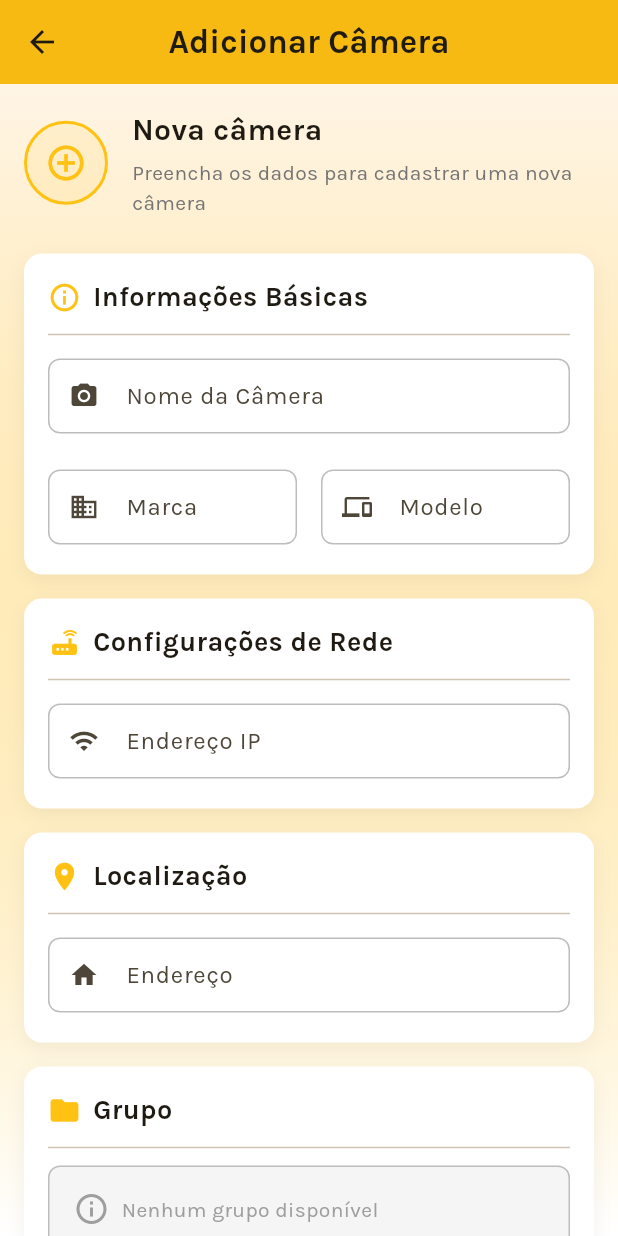
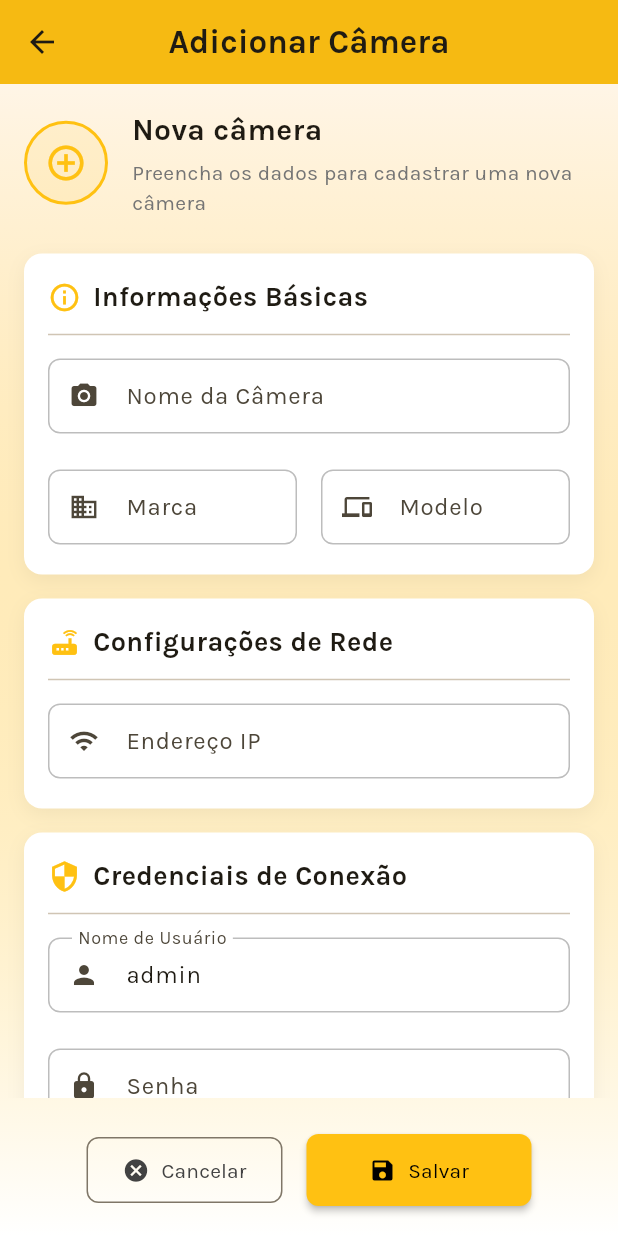
Before and after one commit to Rafaprimak/CRUDCameras, a Flutter app: the CameraFormScreen screen opened directly, on a phone screen of 412 x 824 dp. Run offline on Flutter 3.47's test engine with Material 3 defaults, Android fonts, the light colour scheme and no system bars; our stand-ins replace cloud_firestore, firebase_core; missing offline and left inert: flutter_vlc_player; accounts and stored records are empty.

Commit message:
Feat - Inicialmente adicionado Conexão com câmeras

```diff
--- a/lib/models/camera.dart
+++ b/lib/models/camera.dart
@@ -9,7 +9,11 @@ class Camera {
   final String model;
   final bool isActive;
   final String groupId;
-  final String userId; // Add this field
+  final String userId;
+  final String username;
+  final String password;
+  final int port;
+  final int? onvifPort; // Nova propriedade
 
   Camera({
     required this.id,
@@ -20,7 +24,11 @@ class Camera {
     required this.model,
     required this.isActive,
     required this.groupId,
-    required this.userId, // Add this parameter
+    required this.userId,
+    this.username = 'admin',
+    this.password = 'admin',
+    this.port = 554,
+    this.onvifPort = 80,
   });
 
   factory Camera.fromFirestore(DocumentSnapshot doc) {
@@ -34,7 +42,11 @@ class Camera {
       model: data['model'] ?? '',
       isActive: data['isActive'] ?? true,
       groupId: data['groupId'] ?? '',
-      userId: data['userId'] ?? '', // Extract userId
+      userId: data['userId'] ?? '',
+      username: data['username'] ?? 'admin',
+      password: data['password'] ?? '',
+      port: data['port'] is int ? data['port'] : 554,
+      onvifPort: data['onvifPort'] is int ? data['onvifPort'] : 80,
     );
   }
 
@@ -47,7 +59,11 @@ class Camera {
       'model': model,
       'isActive': isActive,
       'groupId': groupId,
-      'userId': userId, // Include userId
+      'userId': userId,
+      'username': username,
+      'password': password,
+      'port': port,
+      'onvifPort': onvifPort,
     };
   }
 }
--- a/lib/screens/camera_form_screen.dart
+++ b/lib/screens/camera_form_screen.dart
@@ -32,6 +32,9 @@ class _CameraFormScreenState extends State<CameraFormScreen> {
   final _brandController = TextEditingController();
   final _modelController = TextEditingController();
   final _ipAddressController = TextEditingController();
+  final _usernameController = TextEditingController();
+  final _passwordController = TextEditingController();
+  final _portController = TextEditingController();
   bool _isActive = true;
   String _selectedGroupId = '';
   bool _isInitialized = false;
@@ -55,6 +58,15 @@ class _CameraFormScreenState extends State<CameraFormScreen> {
       _addressController.text = widget.camera!.address;
       _isActive = widget.camera!.isActive;
       _selectedGroupId = widget.camera!.groupId;
+
+      // Initialize connection credentials
+      _usernameController.text = widget.camera!.username;
+      _passwordController.text = widget.camera!.password;
+      _portController.text = widget.camera!.port.toString();
+    } else {
+      // Default values for new cameras
+      _usernameController.text = 'admin';
+      _portController.text = '554';
     }
   }
 
@@ -124,6 +136,9 @@ class _CameraFormScreenState extends State<CameraFormScreen> {
     _brandController.dispose();
     _modelController.dispose();
     _ipAddressController.dispose();
+    _usernameController.dispose();
+    _passwordController.dispose();
+    _portController.dispose();
     super.dispose();
   }
 
@@ -159,14 +174,13 @@ class _CameraFormScreenState extends State<CameraFormScreen> {
           ),
         ),
         child: SafeArea(
-          child: SingleChildScrollView(
-            physics: const BouncingScrollPhysics(),
-            child: Padding(
-              padding: const EdgeInsets.all(16.0),
           child: Form(
             key: _formKey,
             child: Column(
-                  crossAxisAlignment: CrossAxisAlignment.start,
+              children: [
+                Expanded(
+                  child: ListView(
+                    padding: const EdgeInsets.all(16),
                     children: [
                       Container(
                         margin: const EdgeInsets.only(bottom: 24),
@@ -286,6 +300,8 @@ class _CameraFormScreenState extends State<CameraFormScreen> {
                         ],
                       ),
 
+                      _buildConnectionCredentials(),
+
                       _buildSectionCard(
                         title: 'Localização',
                         titleIcon: Icons.location_on,
@@ -399,7 +415,9 @@ class _CameraFormScreenState extends State<CameraFormScreen> {
                           ),
                         ],
                       ),
-
+                    ],
+                  ),
+                ),
                 const SizedBox(height: 24),
                 Row(
                   mainAxisAlignment: MainAxisAlignment.center,
@@ -440,8 +458,6 @@ class _CameraFormScreenState extends State<CameraFormScreen> {
                 ),
                 const SizedBox(height: 20),
               ],
-                ),
-              ),
             ),
           ),
         ),
@@ -503,14 +519,19 @@ class _CameraFormScreenState extends State<CameraFormScreen> {
     required IconData icon,
     String? Function(String?)? validator,
     TextInputType keyboardType = TextInputType.text,
+    List<TextInputFormatter>? inputFormatters,
+    String? hintText,
+    bool obscureText = false,
   }) {
     return AnimatedContainer(
       duration: const Duration(milliseconds: 300),
       margin: const EdgeInsets.symmetric(vertical: 4),
       child: TextFormField(
         controller: controller,
+        obscureText: obscureText,
         decoration: InputDecoration(
           labelText: labelText,
+          hintText: hintText,
           prefixIcon: Icon(icon, size: 20),
           border: OutlineInputBorder(
             borderRadius: BorderRadius.circular(8),
@@ -530,6 +551,7 @@ class _CameraFormScreenState extends State<CameraFormScreen> {
           fillColor: Colors.white,
         ),
         keyboardType: keyboardType,
+        inputFormatters: inputFormatters,
         validator: validator,
         style: const TextStyle(fontSize: 16, height: 1.1),
         onTapOutside: (_) => FocusScope.of(context).unfocus(),
@@ -688,6 +710,10 @@ class _CameraFormScreenState extends State<CameraFormScreen> {
             isActive: _isActive,
             groupId: _selectedGroupId,
             userId: widget.camera!.userId,
+            username: _usernameController.text,
+            password: _passwordController.text,
+            port: int.tryParse(_portController.text) ?? 554,
+            onvifPort: widget.camera!.onvifPort ?? 80, // Preserve ONVIF port
           );
 
           await _cameraService.updateCamera(updatedCamera);
@@ -708,6 +734,7 @@ class _CameraFormScreenState extends State<CameraFormScreen> {
             ),
           );
         } else {
+          // For new camera, ensure credentials are included
           final newCamera = Camera(
             id: '',
             name: _nameController.text,
@@ -718,7 +745,18 @@ class _CameraFormScreenState extends State<CameraFormScreen> {
             isActive: _isActive,
             groupId: _selectedGroupId,
             userId: _authService.userId,
+            username: _usernameController.text.isNotEmpty ? _usernameController.text : 'admin',
+            password: _passwordController.text,
+            port: int.tryParse(_portController.text) ?? 554,
+            onvifPort: 80, // Default ONVIF port
           );
+
+          // Print debug information
+          print('Salvando câmera com credenciais:');
+          print('Username: ${newCamera.username}');
+          print('Password: ${newCamera.password}');
+          print('Port: ${newCamera.port}');
+          print('ONVIF Port: ${newCamera.onvifPort}');
 
           await _cameraService.addCamera(newCamera);
 
@@ -763,4 +801,43 @@ class _CameraFormScreenState extends State<CameraFormScreen> {
       }
     }
   }
+
+  Widget _buildConnectionCredentials() {
+    return _buildSectionCard(
+      title: 'Credenciais de Conexão',
+      titleIcon: Icons.security,
+      children: [
+        _buildTextField(
+          controller: _usernameController,
+          labelText: 'Nome de Usuário',
+          icon: Icons.person,
+        ),
+        const SizedBox(height: 16),
+        _buildTextField(
+          controller: _passwordController,
+          labelText: 'Senha',
+          icon: Icons.lock,
+          obscureText: true,
+        ),
+        const SizedBox(height: 16),
+        _buildTextField(
+          controller: _portController,
+          labelText: 'Porta',
+          icon: Icons.router,
+          keyboardType: TextInputType.number,
+          inputFormatters: [FilteringTextInputFormatter.digitsOnly],
+          validator: (value) {
+            if (value == null || value.isEmpty) {
+              return 'Por favor, insira a porta';
             }
+            final port = int.tryParse(value);
+            if (port == null || port <= 0 || port > 65535) {
+              return 'Porta inválida (1-65535)';
+            }
+            return null;
+          },
+        ),
+      ],
+    );
+  }
+}
--- a/pubspec.yaml
+++ b/pubspec.yaml
@@ -35,6 +35,10 @@ dependencies:
   cloud_firestore: ^5.6.6  # Specific version for compatibility
   uuid: ^4.5.1
   crypto: ^3.0.3
+  flutter_vlc_player: ^7.4.0  # Para streaming RTSP
+  http: ^1.1.0  # Para requisições HTTP aos endpoints da câmera
+  xml: ^6.3.0  # Para parsing de respostas ONVIF
+  # onvif: ^1.0.0  # Remova esta linha ou comente-a
 
 dev_dependencies:
   flutter_test:
```
Also changed, not shown: lib/screens/camera_details_screen.dart (+17 -0 lines), lib/screens/camera_view_screen.dart (added, +205 -0 lines), lib/services/camera_connection_service.dart (added, +102 -0 lines), lib/services/camera_service.dart (+15 -14 lines), lib/services/onvif_service.dart (added, +224 -0 lines), pubspec.lock. Lines whose indentation alone changed are shown as unchanged.
